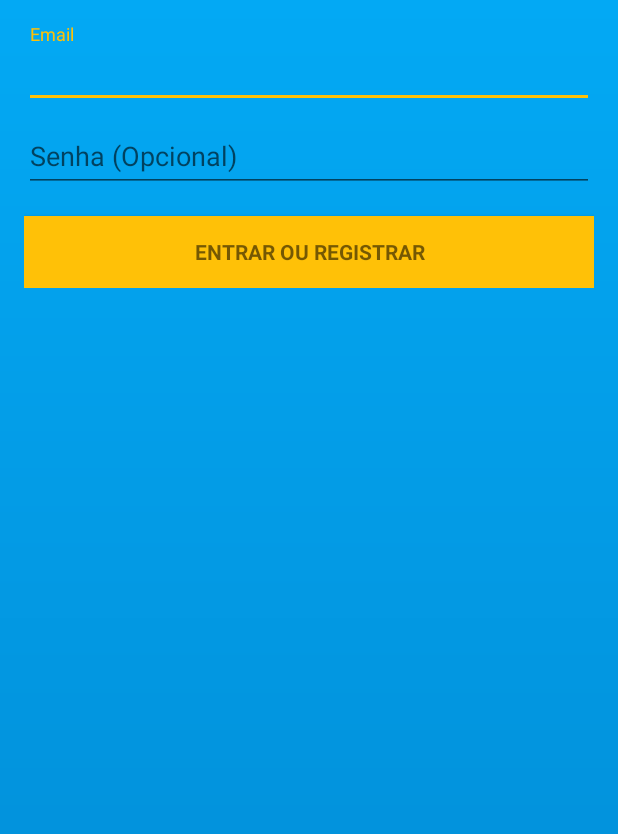
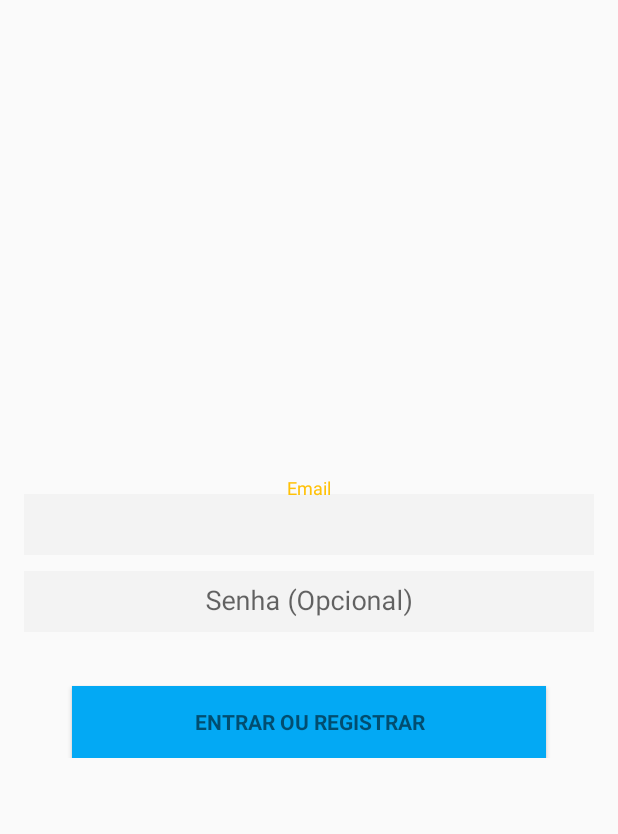
Before and after one commit to miguelwolf/logeasy, an Android app: the screen it shows after launch (LoginActivity), on a phone screen of 412 x 824 dp. Shown: the top 834 px of the screen. Run offline under Robolectric (Android 15) with nearby library versions, the phone set to English and light mode, and no system bars; 2 statements that could not run were skipped.

Commit message:
Melhorias na tela de login

```diff
--- a/app/src/main/res/layout/activity_login.xml
+++ b/app/src/main/res/layout/activity_login.xml
@@ -9,7 +9,7 @@
     android:paddingRight="@dimen/activity_horizontal_margin"
     android:paddingTop="@dimen/activity_vertical_margin"
     tools:context="br.com.miguelwolf.logeasy.LoginActivity"
-    android:background="@drawable/gradient">
+    android:background="@color/background_light">
 
     <!-- Login progress -->
     <ProgressBar
@@ -23,13 +23,16 @@
     <ScrollView
         android:id="@+id/login_form"
         android:layout_width="match_parent"
-        android:layout_height="match_parent">
+        android:layout_height="match_parent"
+        android:scrollbarStyle="outsideOverlay">
 
         <LinearLayout
             android:id="@+id/email_login_form"
             android:layout_width="match_parent"
             android:layout_height="wrap_content"
-            android:orientation="vertical">
+            android:orientation="vertical"
+            android:layout_gravity="center"
+            android:gravity="center">
 
             <android.support.design.widget.TextInputLayout
                 android:layout_width="match_parent"
@@ -42,6 +45,10 @@
                     android:hint="@string/prompt_email"
                     android:inputType="textEmailAddress"
                     android:maxLines="1"
+                    android:ems="10"
+                    android:background="@color/branco_transparente"
+                    android:padding="8dp"
+                    android:gravity="center"
                     android:singleLine="true" />
 
             </android.support.design.widget.TextInputLayout>
@@ -60,6 +67,9 @@
                     android:imeOptions="actionUnspecified"
                     android:inputType="textPassword"
                     android:maxLines="1"
+                    android:background="@color/branco_transparente"
+                    android:padding="8dp"
+                    android:gravity="center"
                     android:singleLine="true" />
 
             </android.support.design.widget.TextInputLayout>
@@ -69,10 +79,13 @@
                 style="?android:textAppearanceSmall"
                 android:layout_width="match_parent"
                 android:layout_height="wrap_content"
-                android:layout_marginTop="16dp"
-                android:background="@color/colorAccent"
+                android:layout_marginTop="36dp"
+                android:layout_marginLeft="32dp"
+                android:layout_marginRight="32dp"
+                android:background="@color/colorPrimary"
                 android:text="@string/action_sign_in"
                 android:textStyle="bold" />
+
 
         </LinearLayout>
     </ScrollView>
--- a/app/src/main/res/values/colors.xml
+++ b/app/src/main/res/values/colors.xml
@@ -6,4 +6,8 @@
     <color name="colorAccent">#ffc107</color>
     <color name="grafite">#212121</color>
     <color name="grafite_claro">#797979</color>
+    <color name="branco_transparente">#07000000</color>
+    <color name="preto_transparente">#80000000</color>
+    <color name="background_light">#fffafafa</color>
+    <color name="background_dark">#303030</color>
 </resources>
```
Also changed, not shown: app/src/main/res/drawable/gradient_phases.xml (added, +15 -0 lines).
